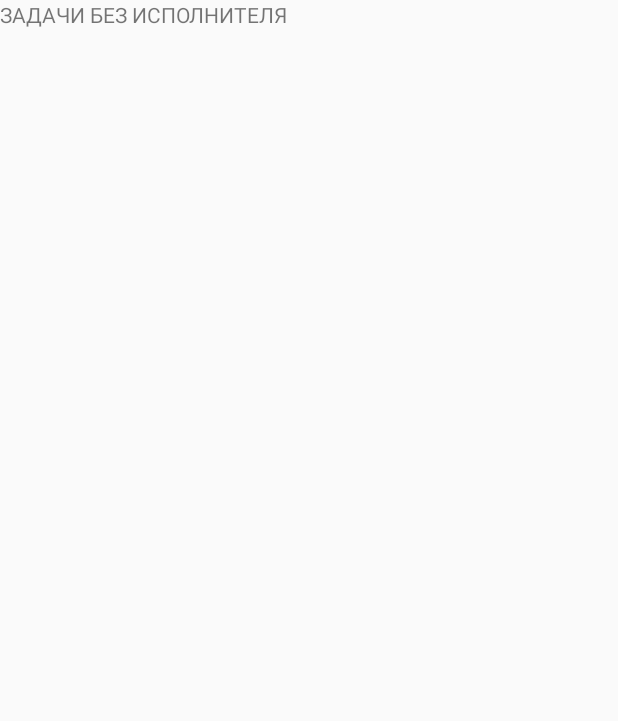
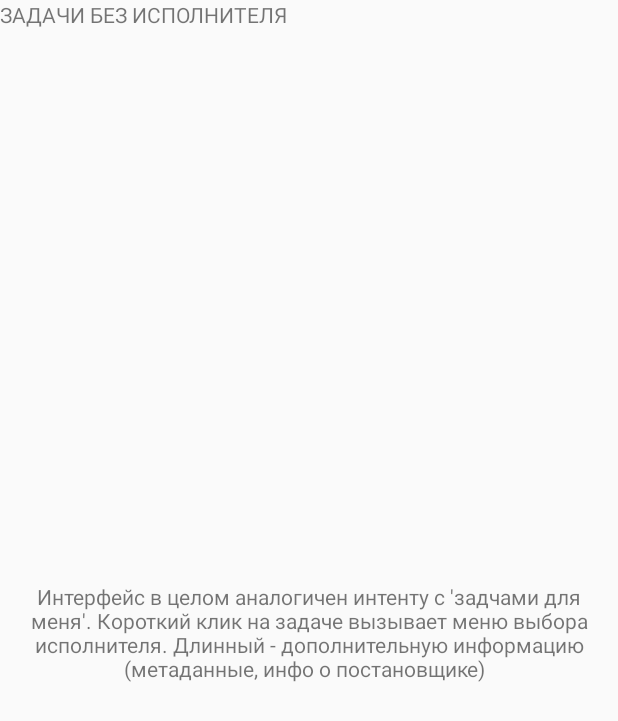
Before and after one commit to stalenov/Astrolabe1, an Android app: the screen it shows after launch (TasksWoExecs), after a tap on "НЕРАСПРЕДЕЛЕННЫЕ ОБРАЩЕНИЯ", on a phone screen of 412 x 824 dp. Shown: the top 721 px of the screen. Run offline under Robolectric (Android 15) with nearby library versions, the phone set to English and light mode, and no system bars.

Commit message:
ADD EditTask class

```diff
--- a/app/src/main/AndroidManifest.xml
+++ b/app/src/main/AndroidManifest.xml
@@ -19,6 +19,7 @@
         <activity android:name=".TasksForMe"/>
         <activity android:name=".TasksFromMe"/>
         <activity android:name=".NewTask"/>
+        <activity android:name=".EditTask"/>
     </application>
     <uses-permission android:name="android.permission.INTERNET"/>
 </manifest>
--- a/app/src/main/java/com/example/ks/astrolabe1/MainActivity.java
+++ b/app/src/main/java/com/example/ks/astrolabe1/MainActivity.java
@@ -3,6 +3,7 @@ package com.example.ks.astrolabe1;
 import android.app.Activity;
 import android.content.Intent;
 import android.os.Bundle;
+import android.os.Handler;
 import android.support.v7.app.ActionBarActivity;
 import android.support.v7.app.AppCompatActivity;
 import android.util.Log;
@@ -11,6 +12,8 @@ import android.view.MenuItem;
 import android.view.View;
 import android.widget.Button;
 import android.widget.Toast;
+
+import org.json.JSONObject;
 
 public class MainActivity extends AppCompatActivity implements View.OnClickListener {
     Button btnWithoutExec;
@@ -34,6 +37,7 @@ public class MainActivity extends AppCompatActivity implements View.OnClickListe
         btnWhereYouUser.setOnClickListener(this);
         btnNewTask.setOnClickListener(this);
         Log.d(TAG,"Activity created");
+
     }
 
     // создание меню
@@ -76,4 +80,37 @@ public class MainActivity extends AppCompatActivity implements View.OnClickListe
                 break;
         }
     }
+
+    public void onStart() {
+        super.onStart();
+        Log.d(TAG, "ONSTART");
+        //for (int i = 0; i < 10; i++) {
+            //Log.d(TAG, String.valueOf(i));
+            // Запрос количеств обращений по каждой из категорий
+            String httpResponse = null;
+            GetHTTP gt = new GetHTTP();
+            gt.execute("getTasksInfo.php");
+            String tasksWOExecNUM, tasksForMeNUM, tasksFromMeNUM;
+            Log.d(TAG,"HTTP");
+            try {
+                httpResponse = gt.get();
+                JSONObject jResponse = new JSONObject(httpResponse);
+                tasksWOExecNUM = jResponse.getString("taskWOexec");
+                btnWithoutExec.setText("НЕРАСПРЕДЕЛЕННЫЕ ОБРАЩЕНИЯ (" + tasksWOExecNUM + ")");
+                tasksForMeNUM = jResponse.getString("tasksForMe");
+                btnWhereYouExec.setText("НАЗНАЧЕННЫЕ МНЕ ОБРАЩЕНИЯ (" + tasksForMeNUM + ")");
+                tasksFromMeNUM = jResponse.getString("tasksFromMe");
+                btnWhereYouUser.setText("СОЗДАННЫЕ МНОЮ ОБРАЩЕНИЯ (" + tasksFromMeNUM + ")");
+
+                //Log.d(TAG, "HTTP data: " + tasksWOExecNUM + " " + tasksForMeNUM + " " + tasksFromMeNUM);
+
+                //System.out.println(httpResponse);
+            } catch (Exception e) {
+                e.printStackTrace();
+            }
+
+        //}
+    }
+
+
 }
--- a/app/src/main/res/layout/tasks_wo_execs.xml
+++ b/app/src/main/res/layout/tasks_wo_execs.xml
@@ -4,6 +4,21 @@
     android:layout_height="match_parent">
     <TextView
         android:layout_width="match_parent"
-        android:layout_height="match_parent"
+        android:layout_height="wrap_content"
         android:text="ЗАДАЧИ БЕЗ ИСПОЛНИТЕЛЯ"/>
+    <LinearLayout
+        android:layout_width="match_parent"
+        android:layout_height="match_parent">
+        <TextView
+            android:layout_width="match_parent"
+            android:layout_height="wrap_content"
+            android:gravity="center"
+            android:text="Интерфейс в целом аналогичен интенту с 'задчами для меня'.
+Короткий клик на задаче вызывает меню выбора исполнителя.
+Длинный - дополнительную информацию (метаданные, инфо о постановщике)
+
+"
+            android:layout_gravity="center_vertical" />
+    </LinearLayout>
+
 </LinearLayout>
```
Also changed, not shown: app/src/main/java/com/example/ks/astrolabe1/EditTask.java (added, +14 -0 lines), app/src/main/java/com/example/ks/astrolabe1/NewTask.java (+21 -1 lines), app/src/main/java/com/example/ks/astrolabe1/TasksForMe.java (+7 -7 lines), app/src/main/res/layout/activity_main.xml (+9 -6 lines), app/src/main/res/layout/edit_task.xml (added, +32 -0 lines), app/src/main/res/layout/new_task.xml (+35 -3 lines), app/src/main/res/layout/tasks_from_me.xml (+11 -2 lines).
